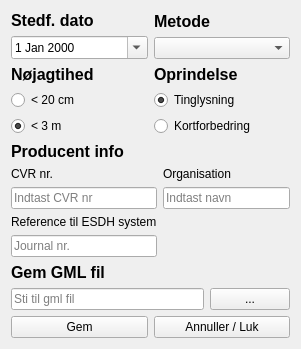
First picture: the form in tinglysning_gml_dialog_base.ui, repository danielarnason/TinglysningGml, before the edit.
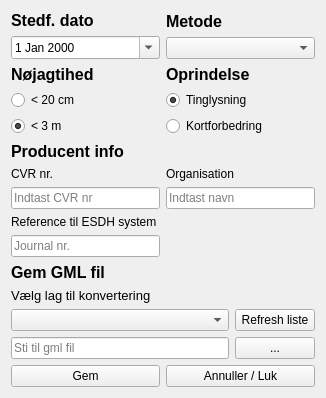
Second picture: the form after the edit.

Commit message: Lag liste tilføjet. Refresh lag liste knap tilføjet. Annuller/Luk knap virker nu.

The edit to the form file:
```diff
--- a/tinglysning_gml_dialog_base.ui
+++ b/tinglysning_gml_dialog_base.ui
@@ -6,8 +6,8 @@
    <rect>
     <x>0</x>
     <y>0</y>
-    <width>301</width>
-    <height>346</height>
+    <width>326</width>
+    <height>395</height>
    </rect>
   </property>
   <property name="windowTitle">
@@ -152,7 +152,7 @@
        </property>
       </widget>
      </item>
-     <item row="1" column="0">
+     <item row="3" column="0">
       <layout class="QHBoxLayout" name="horizontalLayout">
        <item>
         <widget class="QLineEdit" name="lineEdit_4">
@@ -161,15 +161,37 @@
          </property>
         </widget>
        </item>
-       <item>
-        <widget class="QPushButton" name="pushButton_3">
-         <property name="text">
-          <string>...</string>
-         </property>
-        </widget>
-       </item>
       </layout>
      </item>
+     <item row="1" column="0">
+      <widget class="QLabel" name="label_10">
+       <property name="font">
+        <font>
+         <pointsize>10</pointsize>
+        </font>
+       </property>
+       <property name="text">
+        <string>Vælg lag til konvertering</string>
+       </property>
+      </widget>
+     </item>
+     <item row="2" column="0">
+      <widget class="QComboBox" name="comboBox_2"/>
+     </item>
+     <item row="2" column="1">
+      <widget class="QPushButton" name="pushButton_4">
+       <property name="text">
+        <string>Refresh liste</string>
+       </property>
+      </widget>
+     </item>
+     <item row="3" column="1">
+      <widget class="QPushButton" name="pushButton_3">
+       <property name="text">
+        <string>...</string>
+       </property>
+      </widget>
+     </item>
     </layout>
    </item>
    <item row="3" column="0" colspan="2">
```
The commit also changes 1 other file.
